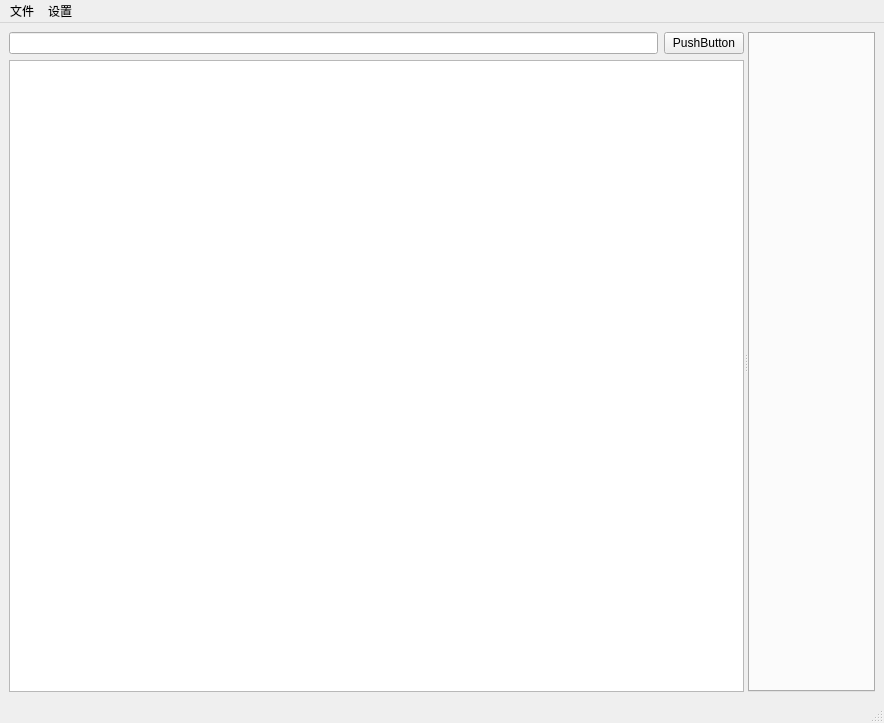
dop-lm/CSTI-ModEditor, file Main.ui: the form before one commit.
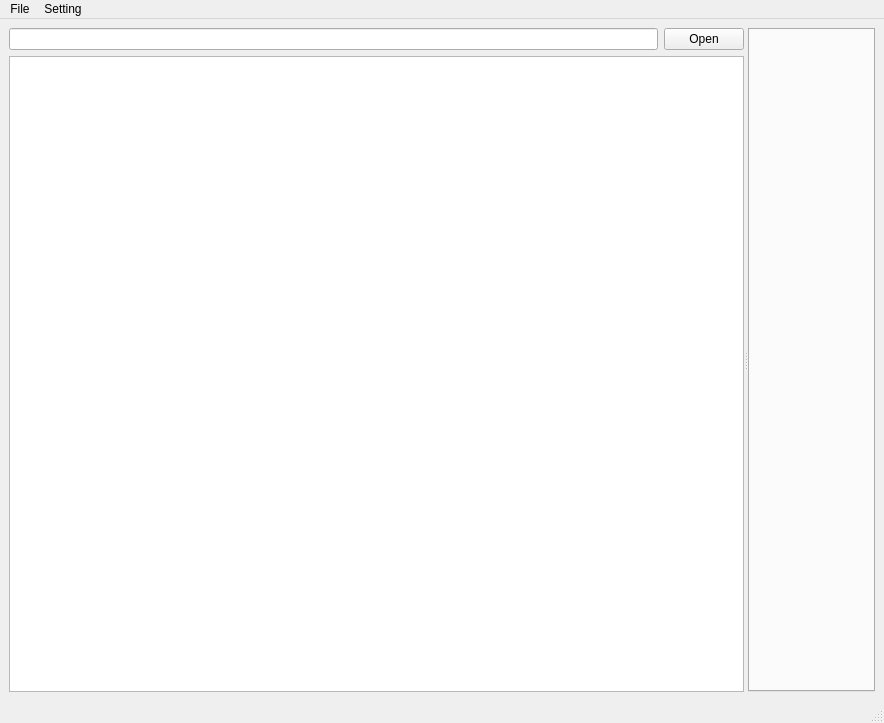
The form after the commit.

```diff
--- a/Main.ui
+++ b/Main.ui
@@ -30,7 +30,7 @@
           <item>
            <widget class="QPushButton" name="pushButton">
             <property name="text">
-             <string>PushButton</string>
+             <string>Open</string>
             </property>
            </widget>
           </item>
@@ -61,7 +61,7 @@
    </property>
    <widget class="QMenu" name="menu">
     <property name="title">
-     <string>文件</string>
+     <string>File</string>
     </property>
     <addaction name="action_newMod"/>
     <addaction name="action_loadMod"/>
@@ -70,7 +70,7 @@
    </widget>
    <widget class="QMenu" name="menu_2">
     <property name="title">
-     <string>设置</string>
+     <string>Setting</string>
     </property>
     <addaction name="action_ResizeMode"/>
    </widget>
```
Left out of the diff: 31 changed lines with no effect on the pictures.
